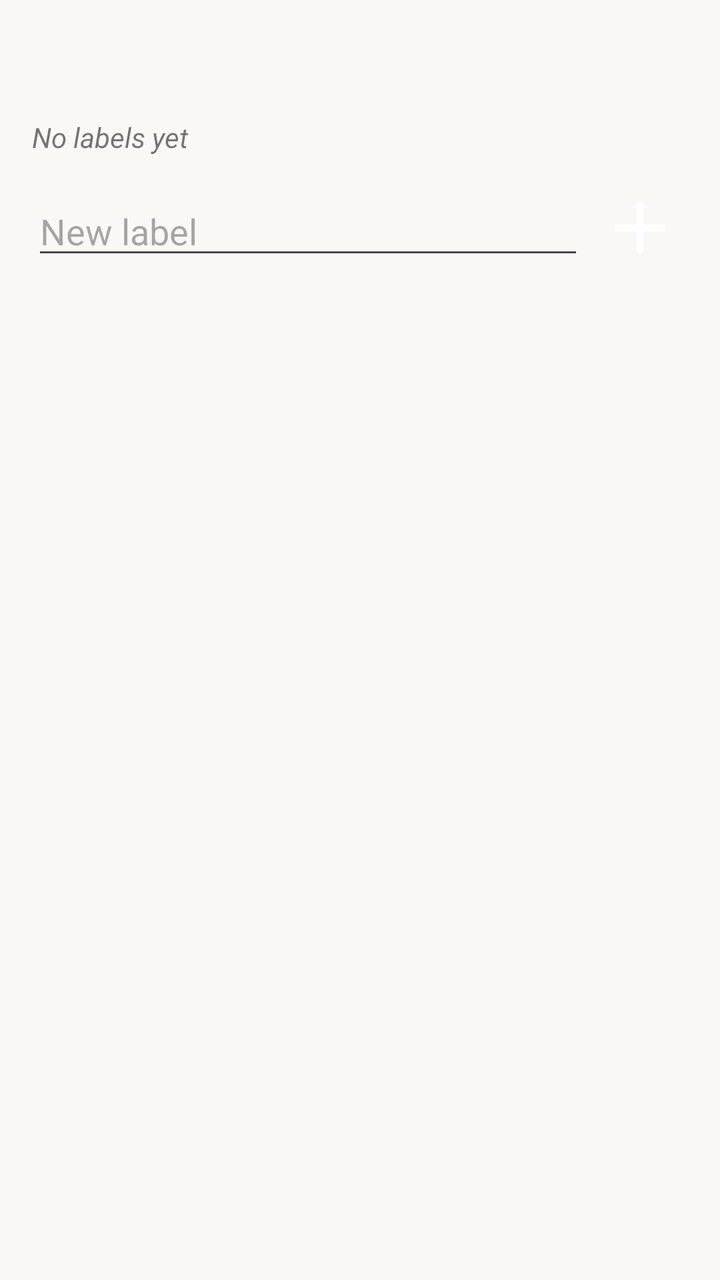
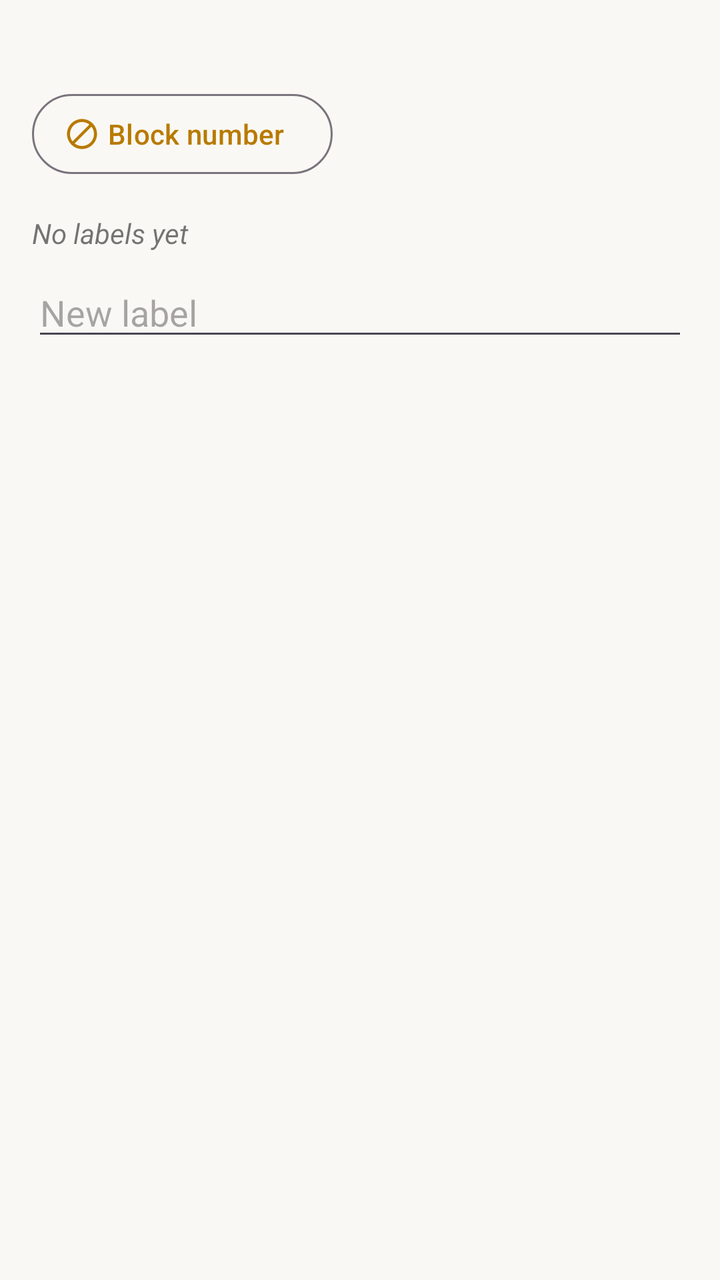

An Android layout rendered at two revisions. The XML below is the earlier revision; the diff shows what the commit changed to produce the second picture.
<!-- AndroidManifest.xml: application theme AppTheme -->
<!-- res/layout/dialog_call_labels.xml -->
<?xml version="1.0" encoding="utf-8"?>
<LinearLayout xmlns:android="http://schemas.android.com/apk/res/android"
    android:id="@+id/call_labels_holder"
    android:layout_width="match_parent"
    android:layout_height="wrap_content"
    android:orientation="vertical"
    android:paddingStart="@dimen/activity_margin"
    android:paddingTop="@dimen/activity_margin"
    android:paddingEnd="@dimen/activity_margin">

    <TextView
        android:id="@+id/call_labels_details"
        android:layout_width="match_parent"
        android:layout_height="wrap_content"
        android:alpha="0.8"
        android:textSize="@dimen/normal_text_size" />

    <com.google.android.material.chip.ChipGroup
        android:id="@+id/call_labels_chips"
        android:layout_width="match_parent"
        android:layout_height="wrap_content"
        android:layout_marginTop="@dimen/normal_margin" />

    <TextView
        android:id="@+id/call_labels_empty"
        android:layout_width="match_parent"
        android:layout_height="wrap_content"
        android:layout_marginTop="@dimen/normal_margin"
        android:alpha="0.6"
        android:text="@string/no_labels_yet"
        android:textStyle="italic" />

    <LinearLayout
        android:layout_width="match_parent"
        android:layout_height="wrap_content"
        android:layout_marginTop="@dimen/normal_margin"
        android:gravity="center_vertical"
        android:orientation="horizontal">

        <AutoCompleteTextView
            android:id="@+id/call_labels_input"
            android:layout_width="0dp"
            android:layout_height="wrap_content"
            android:layout_weight="1"
            android:completionThreshold="1"
            android:hint="@string/new_label"
            android:imeOptions="actionDone"
            android:inputType="textCapSentences"
            android:maxLines="1" />

        <ImageView
            android:id="@+id/call_labels_add"
            android:layout_width="@dimen/normal_icon_size"
            android:layout_height="@dimen/normal_icon_size"
            android:layout_marginStart="@dimen/small_margin"
            android:background="?attr/selectableItemBackgroundBorderless"
            android:contentDescription="@string/add_label"
            android:padding="@dimen/tiny_margin"
            android:src="@drawable/ic_plus_vector" />
    </LinearLayout>
</LinearLayout>
<!-- resources referenced by this layout -->
<resources>
  <dimen name="activity_margin">16dp</dimen>
  <dimen name="normal_icon_size">48dp</dimen>
  <dimen name="normal_margin">12dp</dimen>
  <dimen name="normal_text_size">14sp</dimen>
  <dimen name="small_margin">4dp</dimen>
  <dimen name="tiny_margin">2dp</dimen>
  <!-- drawable ic_plus_vector (drawable) -->
  <vector xmlns:android="http://schemas.android.com/apk/res/android" android:width="24dp" android:height="24dp" android:viewportWidth="24" android:viewportHeight="24">
      <path android:fillColor="#FFFFFFFF" android:pathData="M18 13h-5v5c0 0.55-0.45 1-1 1s-1-0.45-1-1v-5H6c-0.55 0-1-0.45-1-1s0.45-1 1-1h5V6c0-0.55 0.45-1 1-1s1 0.45 1 1v5h5c0.55 0 1 0.45 1 1s-0.45 1-1 1z"/>
  </vector>
  <string name="add_label">Add label</string>
  <string name="new_label">New label</string>
  <string name="no_labels_yet">No labels yet</string>
  <style name="AppTheme" parent="Theme.Material3.DayNight.NoActionBar">
          <item name="colorPrimary">@color/color_primary</item>
          <item name="colorPrimaryDark">@color/color_primary_dark</item>
          <item name="colorAccent">@color/color_primary</item>
          <item name="colorOnPrimary">@color/brand_ink</item>
          <item name="colorSecondary">@color/color_primary</item>
          <item name="colorOnSecondary">@color/brand_ink</item>
          <item name="colorSurface">@color/color_background</item>
          <item name="colorOnSurface">@color/color_text</item>
          <item name="colorSurfaceContainerHigh">@color/color_background</item>
          <item name="colorOnSurfaceVariant">@color/color_text</item>
          <item name="android:colorBackground">@color/color_background</item>
          <item name="android:windowBackground">@color/color_background</item>
          <item name="android:textColor">@color/color_text</item>
          <item name="android:textColorPrimary">@color/color_text</item>
          <item name="android:colorControlHighlight">@color/activated_item_foreground</item>
          <item name="colorControlHighlight">@color/activated_item_foreground</item>
          <item name="android:statusBarColor">@android:color/transparent</item>
          <item name="android:navigationBarColor">@android:color/transparent</item>
      </style>
  <color name="color_primary">@color/brand_amber_deep</color>
  <color name="color_primary_dark">@color/brand_amber_deep</color>
  <color name="brand_ink">#FF1C1B1A</color>
  <color name="color_background">@color/brand_paper</color>
  <color name="color_text">@color/brand_ink</color>
  <color name="activated_item_foreground">#44888888</color>
  <color name="brand_amber_deep">#FFB87A00</color>
  <color name="brand_paper">#FFFAF8F4</color>
</resources>

<!-- the commit's change to res/layout/dialog_call_labels.xml (unified diff, before → after) -->
@@ -1,5 +1,6 @@
 <?xml version="1.0" encoding="utf-8"?>
 <LinearLayout xmlns:android="http://schemas.android.com/apk/res/android"
+    xmlns:app="http://schemas.android.com/apk/res-auto"
     android:id="@+id/call_labels_holder"
     android:layout_width="match_parent"
     android:layout_height="wrap_content"
@@ -15,47 +16,40 @@
         android:alpha="0.8"
         android:textSize="@dimen/normal_text_size" />
 
-    <com.google.android.material.chip.ChipGroup
-        android:id="@+id/call_labels_chips"
+    <com.google.android.material.button.MaterialButton
+        android:id="@+id/call_labels_block"
+        style="@style/Widget.Material3.Button.OutlinedButton.Icon"
+        android:layout_width="wrap_content"
+        android:layout_height="wrap_content"
+        android:layout_marginTop="@dimen/medium_margin"
+        android:text="@string/block_number"
+        app:icon="@drawable/ic_block_vector" />
+
+    <LinearLayout
+        android:id="@+id/call_labels_list"
         android:layout_width="match_parent"
         android:layout_height="wrap_content"
-        android:layout_marginTop="@dimen/normal_margin" />
+        android:layout_marginTop="@dimen/medium_margin"
+        android:orientation="vertical" />
 
     <TextView
         android:id="@+id/call_labels_empty"
         android:layout_width="match_parent"
         android:layout_height="wrap_content"
-        android:layout_marginTop="@dimen/normal_margin"
+        android:layout_marginTop="@dimen/medium_margin"
         android:alpha="0.6"
         android:text="@string/no_labels_yet"
         android:textStyle="italic" />
 
-    <LinearLayout
+    <AutoCompleteTextView
+        android:id="@+id/call_labels_input"
         android:layout_width="match_parent"
         android:layout_height="wrap_content"
-        android:layout_marginTop="@dimen/normal_margin"
-        android:gravity="center_vertical"
-        android:orientation="horizontal">
-
-        <AutoCompleteTextView
-            android:id="@+id/call_labels_input"
-            android:layout_width="0dp"
-            android:layout_height="wrap_content"
-            android:layout_weight="1"
-            android:completionThreshold="1"
-            android:hint="@string/new_label"
-            android:imeOptions="actionDone"
-            android:inputType="textCapSentences"
-            android:maxLines="1" />
-
-        <ImageView
-            android:id="@+id/call_labels_add"
-            android:layout_width="@dimen/normal_icon_size"
-            android:layout_height="@dimen/normal_icon_size"
-            android:layout_marginStart="@dimen/small_margin"
-            android:background="?attr/selectableItemBackgroundBorderless"
-            android:contentDescription="@string/add_label"
-            android:padding="@dimen/tiny_margin"
-            android:src="@drawable/ic_plus_vector" />
-    </LinearLayout>
+        android:layout_marginTop="@dimen/medium_margin"
+        android:completionThreshold="1"
+        android:hint="@string/new_label"
+        android:imeOptions="actionDone"
+        android:importantForAutofill="no"
+        android:inputType="textCapSentences"
+        android:maxLines="1" />
 </LinearLayout>
<!-- resource entries referenced after the edit -->
@@ -1,16 +1,13 @@
 <!-- resources referenced by this layout -->
 <resources>
   <dimen name="activity_margin">16dp</dimen>
-  <dimen name="normal_icon_size">48dp</dimen>
-  <dimen name="normal_margin">12dp</dimen>
+  <dimen name="medium_margin">8dp</dimen>
   <dimen name="normal_text_size">14sp</dimen>
-  <dimen name="small_margin">4dp</dimen>
-  <dimen name="tiny_margin">2dp</dimen>
-  <!-- drawable ic_plus_vector (drawable) -->
+  <!-- drawable ic_block_vector (drawable) -->
   <vector xmlns:android="http://schemas.android.com/apk/res/android" android:width="24dp" android:height="24dp" android:viewportWidth="24" android:viewportHeight="24">
-      <path android:fillColor="#FFFFFFFF" android:pathData="M18 13h-5v5c0 0.55-0.45 1-1 1s-1-0.45-1-1v-5H6c-0.55 0-1-0.45-1-1s0.45-1 1-1h5V6c0-0.55 0.45-1 1-1s1 0.45 1 1v5h5c0.55 0 1 0.45 1 1s-0.45 1-1 1z"/>
+      <path android:fillColor="#FFFFFF" android:pathData="M12 2C6.48 2 2 6.48 2 12s4.48 10 10 10 10-4.48 10-10S17.52 2 12 2zM4 12c0-4.42 3.58-8 8-8 1.85 0 3.55 0.63 4.9 1.69L5.69 16.9C4.63 15.55 4 13.85 4 12zm8 8c-1.85 0-3.55-0.63-4.9-1.69L18.31 7.1C19.37 8.45 20 10.15 20 12c0 4.42-3.58 8-8 8z"/>
   </vector>
-  <string name="add_label">Add label</string>
+  <string name="block_number">Block number</string>
   <string name="new_label">New label</string>
   <string name="no_labels_yet">No labels yet</string>
   <style name="AppTheme" parent="Theme.Material3.DayNight.NoActionBar">
